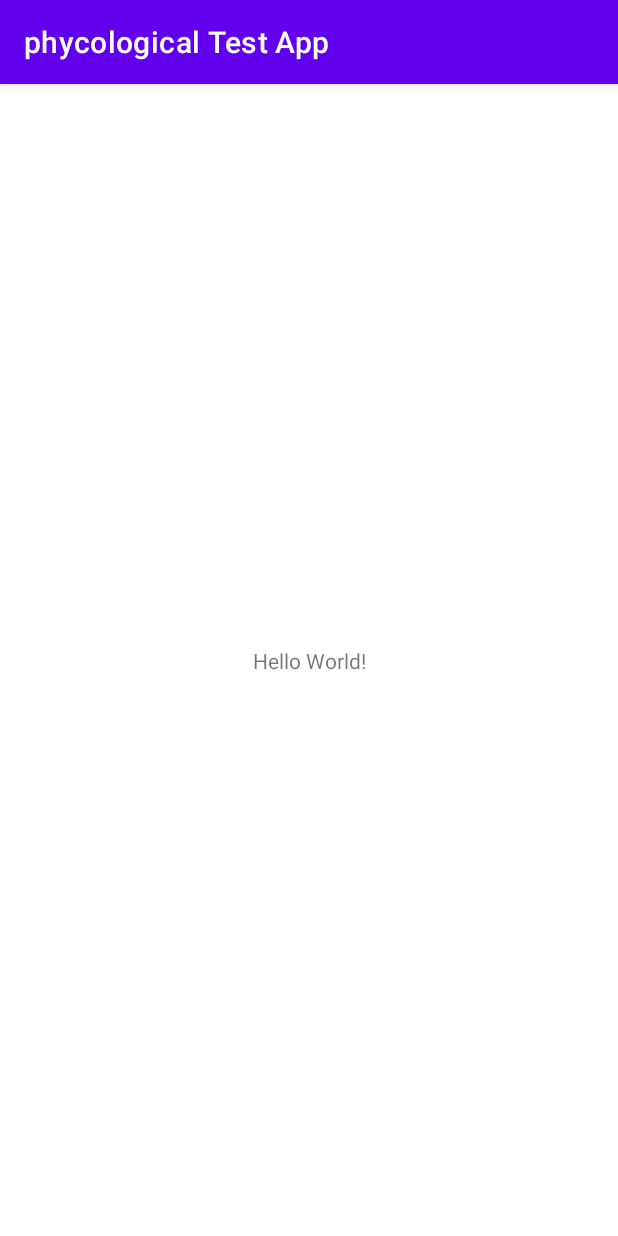
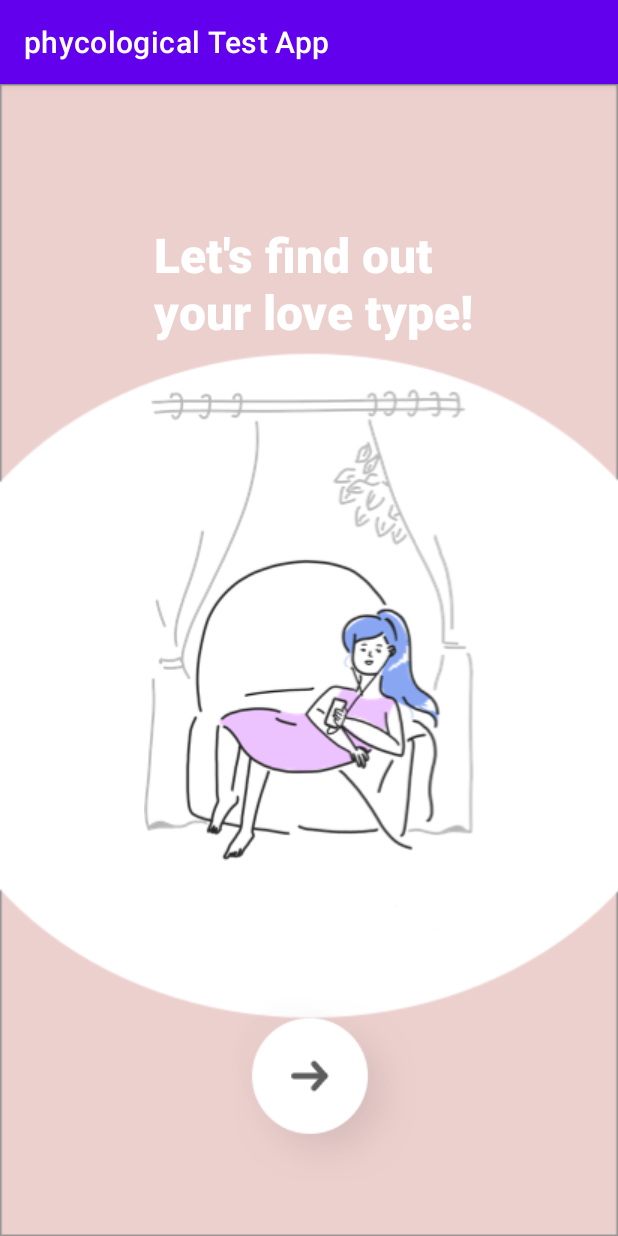
Before and after one commit to Project-Study-With-Android/Phycological-Test-App, an Android app: the screen it shows after launch (MainActivity), on a phone screen of 412 x 824 dp. Run offline under Robolectric (Android 15) with nearby library versions, the phone set to English and light mode, and no system bars; 1 statement that could not run was skipped.

Commit message:
Fragment 구성

```diff
--- a/app/build.gradle
+++ b/app/build.gradle
@@ -33,12 +33,15 @@ android {
 }
 
 dependencies {
-
     implementation 'androidx.core:core-ktx:1.7.0'
     implementation 'androidx.appcompat:appcompat:1.4.0'
     implementation 'com.google.android.material:material:1.4.0'
     implementation 'androidx.constraintlayout:constraintlayout:2.1.2'
+    implementation 'androidx.legacy:legacy-support-v4:1.0.0'
     testImplementation 'junit:junit:4.+'
     androidTestImplementation 'androidx.test.ext:junit:1.1.3'
     androidTestImplementation 'androidx.test.espresso:espresso-core:3.4.0'
+
+    implementation("androidx.navigation:navigation-fragment-ktx:2.3.5")
+    implementation("androidx.navigation:navigation-ui-ktx:2.3.5")
 }
--- /dev/null
+++ b/app/src/main/java/fragment/MainFragment.kt
@@ -0,0 +1,60 @@
+package fragment
+
+import android.os.Bundle
+import android.view.LayoutInflater
+import android.view.View
+import android.view.ViewGroup
+import androidx.fragment.app.Fragment
+import com.example.phycologicaltestapp.R
+
+// TODO: Rename parameter arguments, choose names that match
+// the fragment initialization parameters, e.g. ARG_ITEM_NUMBER
+private const val ARG_PARAM1 = "param1"
+private const val ARG_PARAM2 = "param2"
+
+/**
+ * A simple [Fragment] subclass.
+ * Use the [MainFragment.newInstance] factory method to
+ * create an instance of this fragment.
+ */
+class MainFragment : Fragment() {
+    // TODO: Rename and change types of parameters
+    private var param1: String? = null
+    private var param2: String? = null
+
+    override fun onCreate(savedInstanceState: Bundle?) {
+        super.onCreate(savedInstanceState)
+        arguments?.let {
+            param1 = it.getString(ARG_PARAM1)
+            param2 = it.getString(ARG_PARAM2)
+        }
+    }
+
+    override fun onCreateView(
+        inflater: LayoutInflater, container: ViewGroup?,
+        savedInstanceState: Bundle?
+    ): View? {
+        // Inflate the layout for this fragment
+        return inflater.inflate(R.layout.fragment_main, container, false)
+    }
+
+    companion object {
+        /**
+         * Use this factory method to create a new instance of
+         * this fragment using the provided parameters.
+         *
+         * @param param1 Parameter 1.
+         * @param param2 Parameter 2.
+         * @return A new instance of fragment MainFragment.
+         */
+        // TODO: Rename and change types and number of parameters
+        @JvmStatic
+        fun newInstance(param1: String, param2: String) =
+            MainFragment().apply {
+                arguments = Bundle().apply {
+                    putString(ARG_PARAM1, param1)
+                    putString(ARG_PARAM2, param2)
+                }
+            }
+    }
+}
--- a/app/src/main/res/layout/activity_main.xml
+++ b/app/src/main/res/layout/activity_main.xml
@@ -1,18 +1,23 @@
 <?xml version="1.0" encoding="utf-8"?>
-<androidx.constraintlayout.widget.ConstraintLayout xmlns:android="http://schemas.android.com/apk/res/android"
+<androidx.constraintlayout.widget.ConstraintLayout
+    xmlns:android="http://schemas.android.com/apk/res/android"
     xmlns:app="http://schemas.android.com/apk/res-auto"
     xmlns:tools="http://schemas.android.com/tools"
     android:layout_width="match_parent"
     android:layout_height="match_parent"
     tools:context=".MainActivity">
 
-    <TextView
-        android:layout_width="wrap_content"
-        android:layout_height="wrap_content"
-        android:text="Hello World!"
-        app:layout_constraintBottom_toBottomOf="parent"
+    <fragment
+        android:id="@+id/nav_host_fragment"
+        android:name="androidx.navigation.fragment.NavHostFragment"
+        android:layout_width="0dp"
+        android:layout_height="0dp"
         app:layout_constraintLeft_toLeftOf="parent"
         app:layout_constraintRight_toRightOf="parent"
-        app:layout_constraintTop_toTopOf="parent" />
+        app:layout_constraintTop_toTopOf="parent"
+        app:layout_constraintBottom_toBottomOf="parent"
+
+        app:defaultNavHost="true"
+        app:navGraph="@navigation/nav_graph"/>
 
 </androidx.constraintlayout.widget.ConstraintLayout>
--- /dev/null
+++ b/app/src/main/res/layout/fragment_main.xml
@@ -0,0 +1,44 @@
+<androidx.constraintlayout.widget.ConstraintLayout xmlns:android="http://schemas.android.com/apk/res/android"
+    xmlns:app="http://schemas.android.com/apk/res-auto"
+    xmlns:tools="http://schemas.android.com/tools"
+    android:layout_width="match_parent"
+    android:layout_height="match_parent"
+    android:background="@drawable/background"
+    tools:context="fragment.MainFragment">
+
+    <TextView
+        android:id="@+id/textView"
+        android:layout_width="wrap_content"
+        android:layout_height="wrap_content"
+        android:layout_marginTop="92dp"
+        android:fontFamily="sans-serif-black"
+        android:text="@string/main_title"
+        android:textColor="@color/white"
+        android:textSize="32dp"
+        app:layout_constraintEnd_toEndOf="parent"
+        app:layout_constraintHorizontal_bias="0.515"
+        app:layout_constraintStart_toStartOf="parent"
+        app:layout_constraintTop_toTopOf="parent" />
+
+    <ImageView
+        android:layout_width="wrap_content"
+        android:layout_height="wrap_content"
+        android:background="@drawable/main_img"
+        app:layout_constraintBottom_toBottomOf="parent"
+        app:layout_constraintEnd_toEndOf="parent"
+        app:layout_constraintStart_toStartOf="parent"
+        app:layout_constraintTop_toTopOf="parent" />
+
+    <ImageView
+        android:id="@+id/imageView"
+        android:layout_width="wrap_content"
+        android:layout_height="wrap_content"
+        android:layout_marginBottom="36dp"
+        android:src="@drawable/next"
+        app:layout_constraintBottom_toBottomOf="parent"
+        app:layout_constraintEnd_toEndOf="parent"
+        app:layout_constraintHorizontal_bias="0.534"
+        app:layout_constraintStart_toStartOf="parent" />
+
+
+</androidx.constraintlayout.widget.ConstraintLayout>
--- /dev/null
+++ b/app/src/main/res/navigation/nav_graph.xml
@@ -0,0 +1,39 @@
+<?xml version="1.0" encoding="utf-8"?>
+<navigation xmlns:android="http://schemas.android.com/apk/res/android"
+    xmlns:app="http://schemas.android.com/apk/res-auto"
+    xmlns:tools="http://schemas.android.com/tools"
+    android:id="@+id/nav_graph"
+    app:startDestination="@id/mainFragment">
+
+    <fragment
+        android:id="@+id/mainFragment"
+        android:name="fragment.MainFragment"
+        android:label="fragment_main"
+        tools:layout="@layout/fragment_main" >
+        <action
+            android:id="@+id/action_mainFragment_to_questionFragment"
+            app:destination="@id/questionFragment" />
+    </fragment>
+    <fragment
+        android:id="@+id/questionFragment"
+        android:name="fragment.QuestionFragment"
+        android:label="QuestionFragment" >
+        <action
+            android:id="@+id/action_questionFragment_to_selectionFragment"
+            app:destination="@id/selectionFragment" />
+    </fragment>
+    <fragment
+        android:id="@+id/selectionFragment"
+        android:name="fragment.SelectionFragment"
+        android:label="fragment_selection"
+        tools:layout="@layout/fragment_selection" >
+        <action
+            android:id="@+id/action_selectionFragment_to_resultFragment"
+            app:destination="@id/resultFragment" />
+    </fragment>
+    <fragment
+        android:id="@+id/resultFragment"
+        android:name="fragment.ResultFragment"
+        android:label="fragment_result"
+        tools:layout="@layout/fragment_result" />
+</navigation>
--- a/app/src/main/res/values/strings.xml
+++ b/app/src/main/res/values/strings.xml
@@ -1,3 +1,5 @@
 <resources>
     <string name="app_name">phycological Test App</string>
+    <string name="main_title">"Let's find out\nyour love type!"</string>
+    <string name="question_title">"There were favorite flowers\nin the flower base.\nAs time goes, the flowers\nhave all withered.\nWhat are you going to do with that?"</string>
 </resources>
```
Also changed, not shown: app/src/main/java/com/example/phycologicaltestapp/MainActivity.kt (+8 -1 lines), app/src/main/java/fragment/QuestionFragment.kt (added, +60 -0 lines), app/src/main/java/fragment/ResultFragment.kt (added, +60 -0 lines), app/src/main/java/fragment/SelectionFragment.kt (added, +60 -0 lines), app/src/main/res/layout/fragment_question.xml (added, +44 -0 lines), app/src/main/res/layout/fragment_result.xml (added, +51 -0 lines), app/src/main/res/layout/fragment_selection.xml (added, +82 -0 lines), app/src/main/res/drawable/background.png (added), app/src/main/res/drawable/home.png (added), app/src/main/res/drawable/main_img.png (added), app/src/main/res/drawable/next.png (added), app/src/main/res/drawable/previous.png (added), app/src/main/res/drawable/question_img.png (added), app/src/main/res/drawable/selection.png (added).
